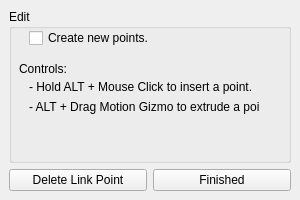
This is delta3d/utilities/STAGE/plugins/STLinkedPointsActorTool/linkedpointsactortool.ui in delta3d/delta3d as Qt 5 draws it before an edit. The edited form follows.
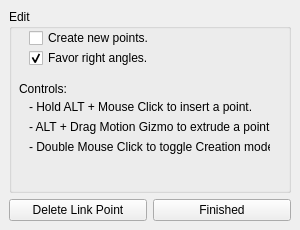
This is the edited form.

Commit message: - STLinkedPointsActorTool: You can now double click to toggle point creation mode on and off. 	- STLinkedPointsActorTool: You can now favor right angles when creating points.

```diff
--- a/delta3d/utilities/STAGE/plugins/STLinkedPointsActorTool/linkedpointsactortool.ui
+++ b/delta3d/utilities/STAGE/plugins/STLinkedPointsActorTool/linkedpointsactortool.ui
@@ -10,13 +10,13 @@
     <x>0</x>
     <y>0</y>
     <width>300</width>
-    <height>200</height>
+    <height>230</height>
    </rect>
   </property>
   <property name="minimumSize">
    <size>
     <width>300</width>
-    <height>200</height>
+    <height>230</height>
    </size>
   </property>
   <property name="layoutDirection">
@@ -51,7 +51,7 @@
         <rect>
          <x>20</x>
          <y>20</y>
-         <width>131</width>
+         <width>161</width>
          <height>18</height>
         </rect>
        </property>
@@ -63,7 +63,7 @@
        <property name="geometry">
         <rect>
          <x>10</x>
-         <y>50</y>
+         <y>70</y>
          <width>81</width>
          <height>20</height>
         </rect>
@@ -76,8 +76,8 @@
        <property name="geometry">
         <rect>
          <x>20</x>
-         <y>70</y>
-         <width>261</width>
+         <y>90</y>
+         <width>241</width>
          <height>16</height>
         </rect>
        </property>
@@ -89,8 +89,8 @@
        <property name="geometry">
         <rect>
          <x>20</x>
-         <y>90</y>
-         <width>231</width>
+         <y>110</y>
+         <width>241</width>
          <height>16</height>
         </rect>
        </property>
@@ -98,6 +98,35 @@
         <string>- ALT + Drag Motion Gizmo to extrude a point.</string>
        </property>
       </widget>
+      <widget class="QCheckBox" name="mFavorRightAnglesCheckbox">
+       <property name="geometry">
+        <rect>
+         <x>20</x>
+         <y>40</y>
+         <width>161</width>
+         <height>18</height>
+        </rect>
+       </property>
+       <property name="text">
+        <string>Favor right angles.</string>
+       </property>
+       <property name="checked">
+        <bool>true</bool>
+       </property>
+      </widget>
+      <widget class="QLabel" name="label_4">
+       <property name="geometry">
+        <rect>
+         <x>20</x>
+         <y>130</y>
+         <width>241</width>
+         <height>16</height>
+        </rect>
+       </property>
+       <property name="text">
+        <string>- Double Mouse Click to toggle Creation mode.</string>
+       </property>
+      </widget>
      </widget>
     </item>
    </layout>
```
The commit also changes 2 other files.
